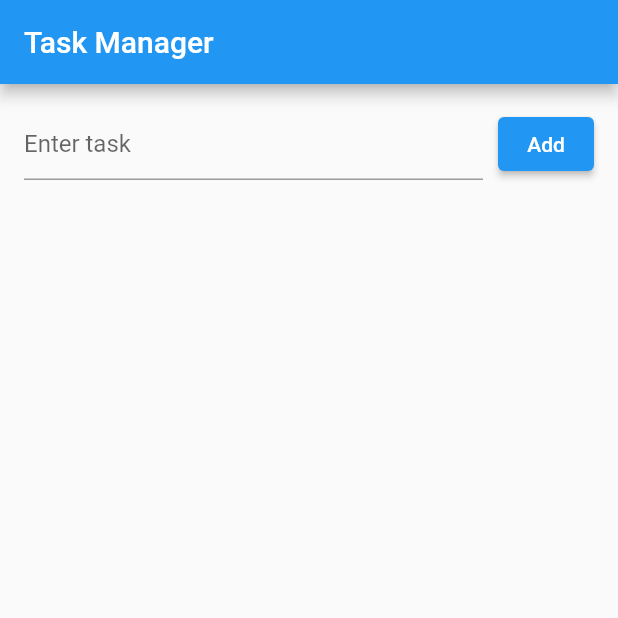
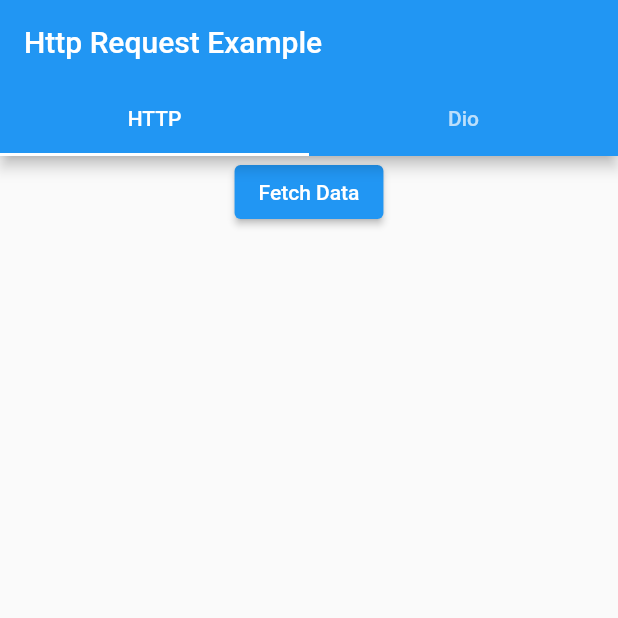
Before and after one commit to MohammadUmer526/flutter_Assigments, a Flutter app: the screen it shows after launch, on a phone screen of 412 x 824 dp, the top half of it. Run offline on Flutter 3.47's test engine with Material 2 defaults, Android fonts, the phone set to English and light mode, and no system bars; our stand-ins replace another_flushbar, dio.

Commit message:
Task 1 to 3 of Httpm Dio Package, and Error handling done

```diff
--- /dev/null
+++ b/lib/api_service.dart
@@ -0,0 +1,16 @@
+import 'dart:convert';
+import 'package:http/http.dart' as http;
+
+class ApiService {
+  static const String baseUrl = "https://jsonplaceholder.typicode.com";
+
+  Future<List<Map<String, dynamic>>> fetchData() async {
+    final response = await http.get(Uri.parse('$baseUrl/todos'));
+    if (response.statusCode == 200) {
+      List<dynamic> data = json.decode(response.body);
+      return data.cast<Map<String, dynamic>>();
+    } else {
+      throw Exception('Failed to load data!');
+    }
+  }
+}
--- /dev/null
+++ b/lib/dio_service.dart
@@ -0,0 +1,34 @@
+import 'package:dio/dio.dart';
+import 'package:another_flushbar/flushbar.dart';
+import 'package:flutter/material.dart';
+
+class DioService {
+  final Dio _dio = Dio();
+  Future<Map<String, dynamic>> fetchData(BuildContext context) async {
+    try {
+      final response =
+          await _dio.get('https://jsonplaceholder.typicode.com/posts/1');
+      _showSuccessMessage(context, 'Dio Request Successful');
+      return response.data;
+    } catch (e) {
+      _showErrorMessage(context, 'Dio Request Failed');
+      throw Exception('Failed to load data');
+    }
+  }
+
+  void _showSuccessMessage(BuildContext context, String message) {
+    Flushbar(
+      message: message,
+      backgroundColor: Colors.green,
+      duration: Duration(seconds: 3),
+    )..show(context); // Pass the context here
+  }
+
+  void _showErrorMessage(BuildContext context, String message) {
+    Flushbar(
+      message: message,
+      backgroundColor: Colors.red,
+      duration: Duration(seconds: 3),
+    )..show(context); // Pass the context here
+  }
+}
--- a/lib/main.dart
+++ b/lib/main.dart
@@ -1,113 +1,77 @@
+import 'dart:async' show Future;
 import 'package:flutter/material.dart';
-import 'package:provider/provider.dart';
+import 'api_service.dart';
+import 'dio_service.dart';
 
 void main() {
   runApp(MyApp());
 }
 
-class Task {
-  String description;
-  bool completed;
-
-  Task({required this.description, this.completed = false});
-}
-
-class TaskListNotifier extends ChangeNotifier {
-  List<Task> _tasks = [];
-
-  List<Task> get tasks => _tasks;
-
-  void addTask(String description) {
-    _tasks.add(Task(description: description));
-    notifyListeners();
-  }
-
-  void removeTask(Task task) {
-    _tasks.remove(task);
-    notifyListeners();
-  }
-
-  void toggleTaskCompletion(Task task) {
-    task.completed = !task.completed;
-    notifyListeners();
-  }
-}
-
 class MyApp extends StatelessWidget {
   @override
   Widget build(BuildContext context) {
-    return ChangeNotifierProvider(
-      create: (context) => TaskListNotifier(),
-      child: MaterialApp(
-        home: TaskListScreen(),
-      ),
+    return MaterialApp(
+      home: MyHomePage(),
     );
   }
 }
 
-class TaskListScreen extends StatelessWidget {
-  final TextEditingController _textEditingController = TextEditingController();
+class MyHomePage extends StatefulWidget {
+  @override
+  _MyHomePageState createState() => _MyHomePageState();
+}
+
+class _MyHomePageState extends State<MyHomePage> {
+  final ApiService apiService = ApiService();
+  final DioService dioService = DioService();
+
+  List<Map<String, dynamic>> apiData = [];
+  Map<String, dynamic> dioData = {};
 
   @override
   Widget build(BuildContext context) {
-    return Scaffold(
-      appBar: AppBar(
-        title: Text('Task Manager'),
-      ),
-      body: Column(
-        children: [
-          Padding(
-            padding: const EdgeInsets.all(16.0),
-            child: Row(
-              children: [
-                Expanded(
-                  child: TextField(
-                    controller: _textEditingController,
-                    decoration: InputDecoration(
-                      hintText: 'Enter task',
-                    ),
-                  ),
-                ),
-                SizedBox(width: 10),
-                ElevatedButton(
-                  onPressed: () {
-                    final description = _textEditingController.text;
-                    if (description.isNotEmpty) {
-                      Provider.of<TaskListNotifier>(context, listen: false)
-                          .addTask(description);
-                      _textEditingController.clear();
-                    }
-                  },
-                  child: Text('Add'),
-                ),
+    // TODO: implement build
+
+    return DefaultTabController(
+        length: 2,
+        child: Scaffold(
+          appBar: AppBar(
+            title: Text('Http Request Example'),
+            bottom: TabBar(
+              tabs: [
+                Tab(text: 'HTTP'),
+                Tab(text: 'Dio'),
               ],
             ),
           ),
+          body: TabBarView(
+            children: [
+              _buildHttpTab(),
+              _buildDioTab(),
+            ],
+          ),
+        ));
+  }
+
+  Widget _buildHttpTab() {
+    return Center(
+      child: Column(
+        mainAxisAlignment: MainAxisAlignment.center,
+        children: [
+          ElevatedButton(
+            onPressed: () {
+              _fetchHttpData();
+            },
+            child: Text('Fetch Data'),
+          ),
+          SizedBox(height: 20),
           Expanded(
-            child: Consumer<TaskListNotifier>(
-              builder: (context, taskList, child) {
-                return ListView.builder(
-                  itemCount: taskList.tasks.length,
-                  itemBuilder: (context, index) {
-                    final task = taskList.tasks[index];
-                    return ListTile(
-                      title: Text(task.description),
-                      leading: Checkbox(
-                        value: task.completed,
-                        onChanged: (_) {
-                          Provider.of<TaskListNotifier>(context, listen: false)
-                              .toggleTaskCompletion(task);
-                        },
-                      ),
-                      trailing: IconButton(
-                        icon: Icon(Icons.delete),
-                        onPressed: () {
-                          Provider.of<TaskListNotifier>(context, listen: false)
-                              .removeTask(task);
-                        },
-                      ),
-                    );
-                  },
+            child: ListView.builder(
+              itemCount: apiData.length,
+              itemBuilder: (context, index) {
+                return ListTile(
+                  title: Text('Title: ${apiData[index]['title']}'),
+                  subtitle: Text('Completed: ${apiData[index]['completed']}'),
                 );
               },
             ),
@@ -116,4 +80,54 @@ class TaskListScreen extends StatelessWidget {
       ),
     );
   }
+
+  Widget _buildDioTab() {
+    return Center(
+      child: Column(
+        mainAxisAlignment: MainAxisAlignment.center,
+        children: [
+          ElevatedButton(
+            onPressed: () {
+              _fetchDioData(context);
+            },
+            child: Text('Fetch Data'),
+          ),
+          SizedBox(height: 20),
+          Text('Dio Response:'),
+          SizedBox(height: 10),
+          Expanded(
+            child: Container(
+              padding: EdgeInsets.all(10),
+              color: Colors.grey[200],
+              child: SingleChildScrollView(
+                child: Text(dioData.toString()),
+              ),
+            ),
+          ),
+        ],
+      ),
+    );
+  }
+
+  Future<void> _fetchHttpData() async {
+    try {
+      List<Map<String, dynamic>> result = await apiService.fetchData();
+      setState(() {
+        apiData = result;
+      });
+    } catch (e) {
+      print('Error ${e}');
+    }
+  }
+
+  Future<void> _fetchDioData(BuildContext context) async {
+    try {
+      Map<String, dynamic> result = await dioService.fetchData(context);
+      setState(() {
+        dioData = result;
+      });
+    } catch (e) {
+      print('Dio Error: $e');
+    }
+  }
 }
--- a/pubspec.yaml
+++ b/pubspec.yaml
@@ -37,6 +37,9 @@ dependencies:
   # The following adds the Cupertino Icons font to your application.
   # Use with the CupertinoIcons class for iOS style icons.
   cupertino_icons: ^1.0.2
+  http: ^1.1.0
+  dio: ^4.0.0
+  another_flushbar: ^1.12.29
 
 dev_dependencies:
   flutter_test:
```
Also changed, not shown: pubspec.lock.
